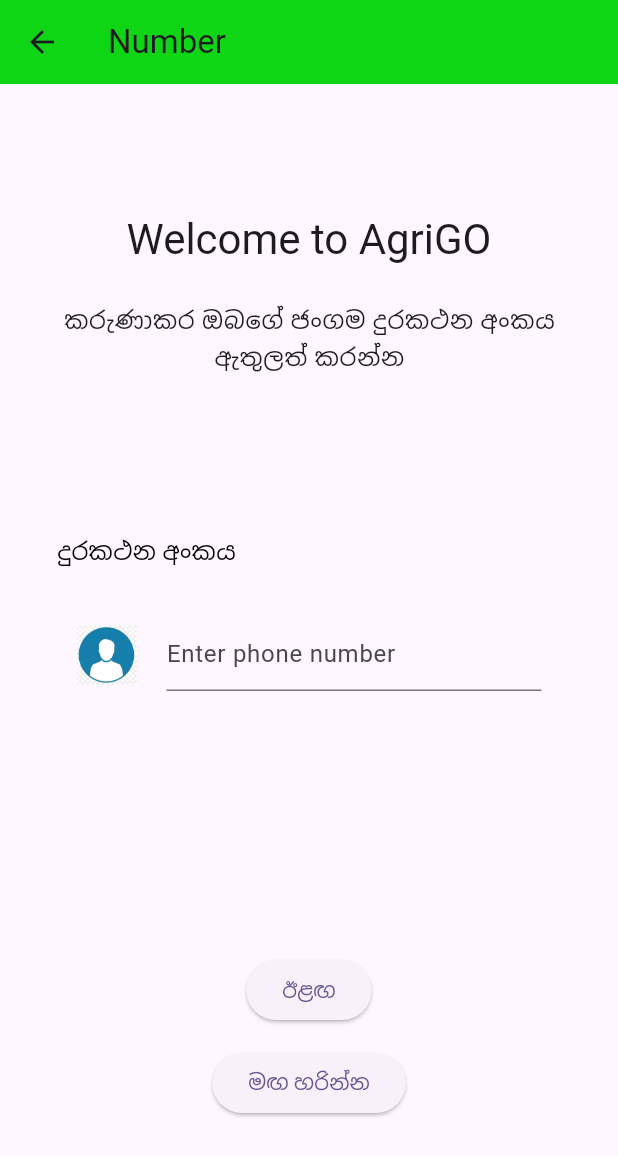
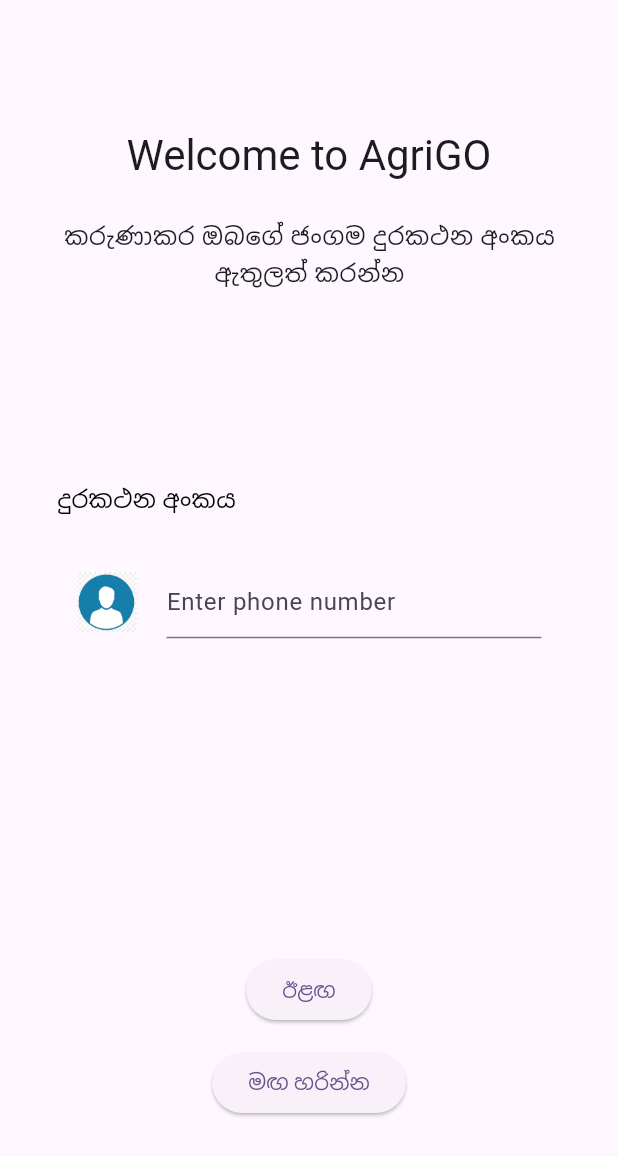
Before and after one commit to thommadurasahan/AgriGo-v1-Repo, a Flutter app: the EnterNumber screen opened directly, on a phone screen of 412 x 824 dp. Shown: the top 1156 px of the screen. Run offline on Flutter 3.47's test engine with Material 3 defaults, Android fonts, the phone set to English and light mode, and no system bars; our stand-ins replace firebase_core; accounts and stored records are empty.

```diff
--- a/flutter_agrigo/lib/enter_number.dart
+++ b/flutter_agrigo/lib/enter_number.dart
@@ -7,10 +7,6 @@ class EnterNumber extends StatelessWidget {
   Widget build(BuildContext context) {
     return SafeArea(
       child: Scaffold(
-        appBar: AppBar(
-          title: const Text('Number'),
-          backgroundColor: const Color.fromARGB(255, 14, 214, 21),
-        ),
         body: Container(
           width: 429,
           padding: const EdgeInsets.symmetric(horizontal: 35, vertical: 78),
```
